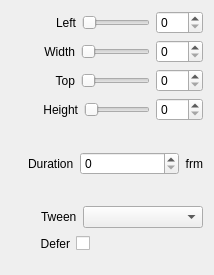
The window that src/Widgets/Inspector/InspectorClipWidget.ui (CasparCG/client) describes before a commit, drawn with Qt 5.
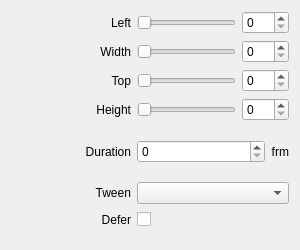
The same window after the commit.

Commit message: Simplify layout of inspector widgets

Patch:
```diff
--- a/src/Widgets/Inspector/InspectorClipWidget.ui
+++ b/src/Widgets/Inspector/InspectorClipWidget.ui
@@ -6,8 +6,8 @@
    <rect>
     <x>0</x>
     <y>0</y>
-    <width>214</width>
-    <height>275</height>
+    <width>300</width>
+    <height>250</height>
    </rect>
   </property>
   <property name="sizePolicy">
@@ -16,74 +16,55 @@
     <verstretch>0</verstretch>
    </sizepolicy>
   </property>
-  <layout class="QVBoxLayout" name="verticalLayout">
-   <item>
-    <layout class="QHBoxLayout" name="horizontalLeft">
-     <item>
-      <spacer name="horizontalSpacerLeft">
+  <layout class="QGridLayout" name="gridLayout">
+   <property name="bottomMargin">
+    <number>20</number>
+   </property>
+   <item row="2" column="1">
+    <widget class="QSlider" name="sliderTop">
+     <property name="maximum">
+      <number>100</number>
+     </property>
        <property name="orientation">
         <enum>Qt::Horizontal</enum>
        </property>
-       <property name="sizeType">
-        <enum>QSizePolicy::Fixed</enum>
-       </property>
-       <property name="sizeHint" stdset="0">
-        <size>
-         <width>44</width>
-         <height>20</height>
-        </size>
-       </property>
-      </spacer>
-     </item>
+    </widget>
+   </item>
+   <item row="6" column="1" colspan="2">
+    <layout class="QHBoxLayout" name="horizontalLayoutDefer">
      <item>
-      <widget class="QLabel" name="labelLeft">
+      <widget class="QCheckBox" name="checkBoxDefer">
+       <property name="layoutDirection">
+        <enum>Qt::RightToLeft</enum>
+       </property>
        <property name="text">
-        <string>Left</string>
-       </property>
-       <property name="alignment">
-        <set>Qt::AlignRight|Qt::AlignTrailing|Qt::AlignVCenter</set>
+        <string/>
        </property>
       </widget>
      </item>
      <item>
-      <widget class="QSlider" name="sliderLeft">
-       <property name="maximum">
-        <number>100</number>
-       </property>
+      <spacer name="horizontalSpacerDefer2">
        <property name="orientation">
         <enum>Qt::Horizontal</enum>
        </property>
-      </widget>
-     </item>
-     <item>
-      <widget class="QSpinBox" name="spinBoxLeft">
-       <property name="maximum">
-        <number>100</number>
+       <property name="sizeHint" stdset="0">
+        <size>
+         <width>40</width>
+         <height>20</height>
+        </size>
        </property>
-      </widget>
+      </spacer>
      </item>
     </layout>
    </item>
-   <item>
-    <layout class="QHBoxLayout" name="horizontalLayoutWidth">
-     <item>
-      <spacer name="horizontalSpacerWidth">
-       <property name="orientation">
-        <enum>Qt::Horizontal</enum>
-       </property>
-       <property name="sizeType">
-        <enum>QSizePolicy::Fixed</enum>
-       </property>
-       <property name="sizeHint" stdset="0">
-        <size>
-         <width>33</width>
-         <height>20</height>
-        </size>
-       </property>
-      </spacer>
-     </item>
-     <item>
+   <item row="1" column="0">
       <widget class="QLabel" name="labelWidth">
+     <property name="minimumSize">
+      <size>
+       <width>120</width>
+       <height>0</height>
+      </size>
+     </property>
        <property name="text">
         <string>Width</string>
        </property>
@@ -92,144 +73,8 @@
        </property>
       </widget>
      </item>
-     <item>
-      <widget class="QSlider" name="sliderWidth">
-       <property name="maximum">
-        <number>100</number>
-       </property>
-       <property name="orientation">
-        <enum>Qt::Horizontal</enum>
-       </property>
-      </widget>
-     </item>
-     <item>
-      <widget class="QSpinBox" name="spinBoxWidth">
-       <property name="maximum">
-        <number>100</number>
-       </property>
-      </widget>
-     </item>
-    </layout>
-   </item>
-   <item>
-    <layout class="QHBoxLayout" name="horizontalLayoutTop">
-     <item>
-      <spacer name="horizontalSpacerTop">
-       <property name="orientation">
-        <enum>Qt::Horizontal</enum>
-       </property>
-       <property name="sizeType">
-        <enum>QSizePolicy::Fixed</enum>
-       </property>
-       <property name="sizeHint" stdset="0">
-        <size>
-         <width>44</width>
-         <height>20</height>
-        </size>
-       </property>
-      </spacer>
-     </item>
-     <item>
-      <widget class="QLabel" name="labelTop">
-       <property name="text">
-        <string>Top</string>
-       </property>
-       <property name="alignment">
-        <set>Qt::AlignRight|Qt::AlignTrailing|Qt::AlignVCenter</set>
-       </property>
-      </widget>
-     </item>
-     <item>
-      <widget class="QSlider" name="sliderTop">
-       <property name="maximum">
-        <number>100</number>
-       </property>
-       <property name="orientation">
-        <enum>Qt::Horizontal</enum>
-       </property>
-      </widget>
-     </item>
-     <item>
-      <widget class="QSpinBox" name="spinBoxTop">
-       <property name="maximum">
-        <number>100</number>
-       </property>
-      </widget>
-     </item>
-    </layout>
-   </item>
-   <item>
-    <layout class="QHBoxLayout" name="horizontalLayoutHeight">
-     <item>
-      <spacer name="horizontalSpacerHeight">
-       <property name="orientation">
-        <enum>Qt::Horizontal</enum>
-       </property>
-       <property name="sizeType">
-        <enum>QSizePolicy::Fixed</enum>
-       </property>
-       <property name="sizeHint" stdset="0">
-        <size>
-         <width>31</width>
-         <height>20</height>
-        </size>
-       </property>
-      </spacer>
-     </item>
-     <item>
-      <widget class="QLabel" name="labelHeight">
-       <property name="text">
-        <string>Height</string>
-       </property>
-       <property name="alignment">
-        <set>Qt::AlignRight|Qt::AlignTrailing|Qt::AlignVCenter</set>
-       </property>
-      </widget>
-     </item>
-     <item>
-      <widget class="QSlider" name="sliderHeight">
-       <property name="maximum">
-        <number>100</number>
-       </property>
-       <property name="orientation">
-        <enum>Qt::Horizontal</enum>
-       </property>
-      </widget>
-     </item>
-     <item>
-      <widget class="QSpinBox" name="spinBoxHeight">
-       <property name="maximum">
-        <number>100</number>
-       </property>
-      </widget>
-     </item>
-    </layout>
-   </item>
-   <item>
+   <item row="4" column="1" colspan="2">
     <layout class="QHBoxLayout" name="horizontalLayoutTransitionDuration">
-     <item>
-      <spacer name="horizontalSpacerTransitionDuration">
-       <property name="orientation">
-        <enum>Qt::Horizontal</enum>
-       </property>
-       <property name="sizeType">
-        <enum>QSizePolicy::Fixed</enum>
-       </property>
-       <property name="sizeHint" stdset="0">
-        <size>
-         <width>17</width>
-         <height>20</height>
-        </size>
-       </property>
-      </spacer>
-     </item>
-     <item>
-      <widget class="QLabel" name="labelTransitionDuration">
-       <property name="text">
-        <string>Duration</string>
-       </property>
-      </widget>
-     </item>
      <item>
       <widget class="QSpinBox" name="spinBoxTransitionDuration">
        <property name="sizePolicy">
@@ -255,63 +100,136 @@
      </item>
     </layout>
    </item>
-   <item>
-    <layout class="QHBoxLayout" name="horizontalLayoutTween">
-     <item>
-      <spacer name="horizontalSpacerTween">
+   <item row="3" column="0">
+    <widget class="QLabel" name="labelHeight">
+     <property name="minimumSize">
+      <size>
+       <width>120</width>
+       <height>0</height>
+      </size>
+     </property>
+     <property name="text">
+      <string>Height</string>
+     </property>
+     <property name="alignment">
+      <set>Qt::AlignRight|Qt::AlignTrailing|Qt::AlignVCenter</set>
+     </property>
+    </widget>
+   </item>
+   <item row="0" column="1">
+    <widget class="QSlider" name="sliderLeft">
+     <property name="maximum">
+      <number>100</number>
+     </property>
        <property name="orientation">
         <enum>Qt::Horizontal</enum>
        </property>
-       <property name="sizeType">
-        <enum>QSizePolicy::Fixed</enum>
-       </property>
-       <property name="sizeHint" stdset="0">
+    </widget>
+   </item>
+   <item row="3" column="2">
+    <widget class="QSpinBox" name="spinBoxHeight">
+     <property name="maximum">
+      <number>100</number>
+     </property>
+    </widget>
+   </item>
+   <item row="0" column="2">
+    <widget class="QSpinBox" name="spinBoxLeft">
+     <property name="maximum">
+      <number>100</number>
+     </property>
+    </widget>
+   </item>
+   <item row="0" column="0">
+    <widget class="QLabel" name="labelLeft">
+     <property name="minimumSize">
         <size>
-         <width>30</width>
-         <height>20</height>
-        </size>
-       </property>
-      </spacer>
-     </item>
-     <item>
+       <width>120</width>
+       <height>0</height>
+      </size>
+     </property>
+     <property name="text">
+      <string>Left</string>
+     </property>
+     <property name="alignment">
+      <set>Qt::AlignRight|Qt::AlignTrailing|Qt::AlignVCenter</set>
+     </property>
+    </widget>
+   </item>
+   <item row="1" column="1">
+    <widget class="QSlider" name="sliderWidth">
+     <property name="maximum">
+      <number>100</number>
+     </property>
+     <property name="orientation">
+      <enum>Qt::Horizontal</enum>
+     </property>
+    </widget>
+   </item>
+   <item row="2" column="0">
+    <widget class="QLabel" name="labelTop">
+     <property name="minimumSize">
+      <size>
+       <width>120</width>
+       <height>0</height>
+      </size>
+     </property>
+     <property name="text">
+      <string>Top</string>
+     </property>
+     <property name="alignment">
+      <set>Qt::AlignRight|Qt::AlignTrailing|Qt::AlignVCenter</set>
+     </property>
+    </widget>
+   </item>
+   <item row="5" column="0">
       <widget class="QLabel" name="labelEasing">
+     <property name="minimumSize">
+      <size>
+       <width>120</width>
+       <height>0</height>
+      </size>
+     </property>
        <property name="text">
         <string>Tween</string>
        </property>
-      </widget>
-     </item>
-     <item>
-      <widget class="QComboBox" name="comboBoxTween">
-       <property name="sizePolicy">
-        <sizepolicy hsizetype="Expanding" vsizetype="Fixed">
-         <horstretch>0</horstretch>
-         <verstretch>0</verstretch>
-        </sizepolicy>
+     <property name="alignment">
+      <set>Qt::AlignRight|Qt::AlignTrailing|Qt::AlignVCenter</set>
+     </property>
+    </widget>
+   </item>
+   <item row="1" column="2">
+    <widget class="QSpinBox" name="spinBoxWidth">
+     <property name="maximum">
+      <number>100</number>
        </property>
       </widget>
      </item>
-    </layout>
+   <item row="2" column="2">
+    <widget class="QSpinBox" name="spinBoxTop">
+     <property name="maximum">
+      <number>100</number>
+     </property>
+    </widget>
    </item>
-   <item>
-    <layout class="QHBoxLayout" name="horizontalLayoutDefer">
-     <item>
-      <spacer name="horizontalSpacerDefer1">
+   <item row="3" column="1">
+    <widget class="QSlider" name="sliderHeight">
+     <property name="maximum">
+      <number>100</number>
+     </property>
        <property name="orientation">
         <enum>Qt::Horizontal</enum>
        </property>
-       <property name="sizeType">
-        <enum>QSizePolicy::Fixed</enum>
-       </property>
-       <property name="sizeHint" stdset="0">
-        <size>
-         <width>29</width>
-         <height>20</height>
-        </size>
-       </property>
-      </spacer>
-     </item>
-     <item>
+    </widget>
+   </item>
+   <item row="6" column="0">
       <widget class="QLabel" name="labelDefer">
+     <property name="minimumSize">
+      <size>
+       <width>120</width>
+       <height>0</height>
+      </size>
+     </property>
        <property name="text">
         <string>Defer</string>
        </property>
@@ -320,48 +238,33 @@
        </property>
       </widget>
      </item>
-     <item>
-      <widget class="QCheckBox" name="checkBoxDefer">
-       <property name="layoutDirection">
-        <enum>Qt::RightToLeft</enum>
+   <item row="4" column="0">
+    <widget class="QLabel" name="labelTransitionDuration">
+     <property name="minimumSize">
+      <size>
+       <width>120</width>
+       <height>0</height>
+      </size>
        </property>
        <property name="text">
-        <string/>
-       </property>
-      </widget>
-     </item>
-     <item>
-      <spacer name="horizontalSpacerDefer2">
-       <property name="orientation">
-        <enum>Qt::Horizontal</enum>
-       </property>
-       <property name="sizeHint" stdset="0">
-        <size>
-         <width>40</width>
-         <height>20</height>
-        </size>
-       </property>
-      </spacer>
-     </item>
-    </layout>
-   </item>
-   <item>
-    <spacer name="verticalSpacer">
-     <property name="orientation">
-      <enum>Qt::Vertical</enum>
-     </property>
-     <property name="sizeType">
-      <enum>QSizePolicy::Fixed</enum>
-     </property>
-     <property name="sizeHint" stdset="0">
-      <size>
-       <width>20</width>
-       <height>10</height>
-      </size>
-     </property>
-    </spacer>
-   </item>
-  </layout>
+      <string>Duration</string>
+     </property>
+     <property name="alignment">
+      <set>Qt::AlignRight|Qt::AlignTrailing|Qt::AlignVCenter</set>
+     </property>
+    </widget>
+   </item>
+   <item row="5" column="1" colspan="2">
+    <widget class="QComboBox" name="comboBoxTween">
+     <property name="sizePolicy">
+      <sizepolicy hsizetype="Expanding" vsizetype="Fixed">
+       <horstretch>0</horstretch>
+       <verstretch>0</verstretch>
+      </sizepolicy>
+     </property>
+    </widget>
+   </item>
+  </layout>
  </widget>
  <resources/>
  <connections>
```
Left out of the diff: 13 changed lines with no effect on the pictures. Lines whose indentation alone changed are shown as unchanged. The commit also changes 58 other files.
